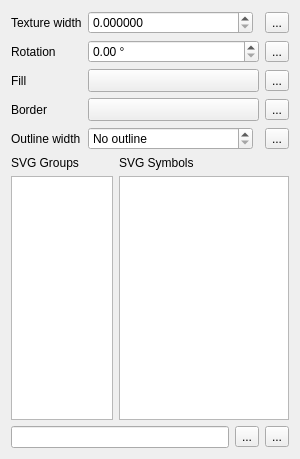
First picture: the form in src/ui/symbollayer/widget_svgfill.ui, repository qgis/QGIS, before the edit.
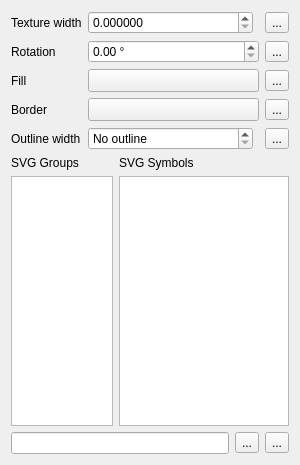
Second picture: the form after the edit. Custom widgets are drawn as their Qt base class.

Commit message: [style dock] add minimum height to svg image list

Diff of the .ui file:
```diff
--- a/src/ui/symbollayer/widget_svgfill.ui
+++ b/src/ui/symbollayer/widget_svgfill.ui
@@ -274,6 +274,12 @@
      </item>
      <item row="1" column="1">
       <widget class="QListView" name="mSvgListView">
+       <property name="minimumSize">
+        <size>
+         <width>0</width>
+         <height>250</height>
+        </size>
+       </property>
        <property name="sizePolicy">
         <sizepolicy hsizetype="Expanding" vsizetype="Expanding">
          <horstretch>5</horstretch>
```
The commit also changes 1 other file.
